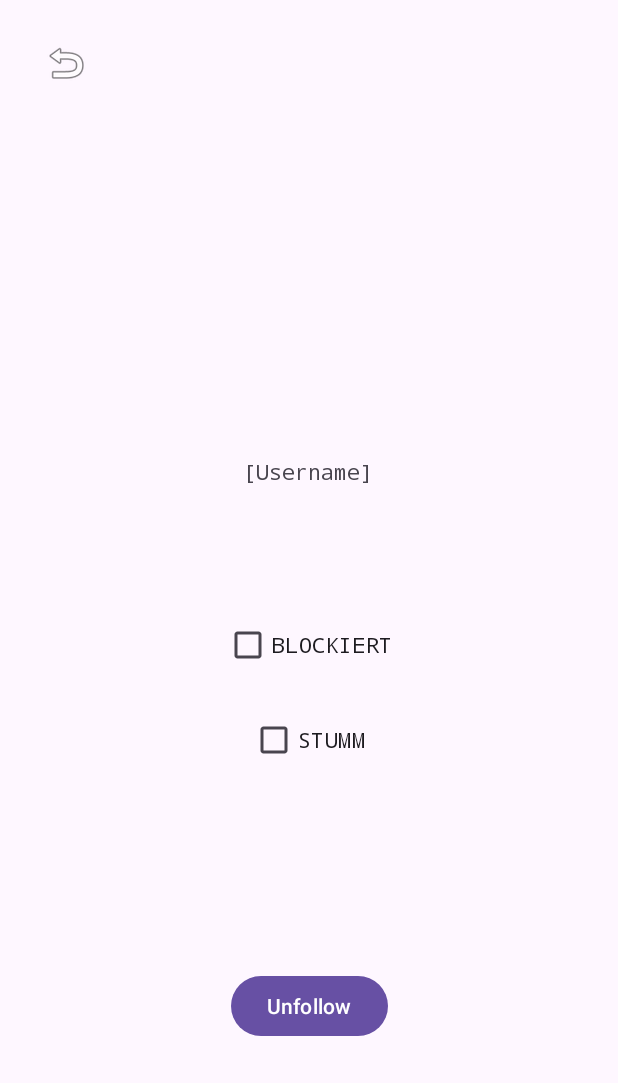
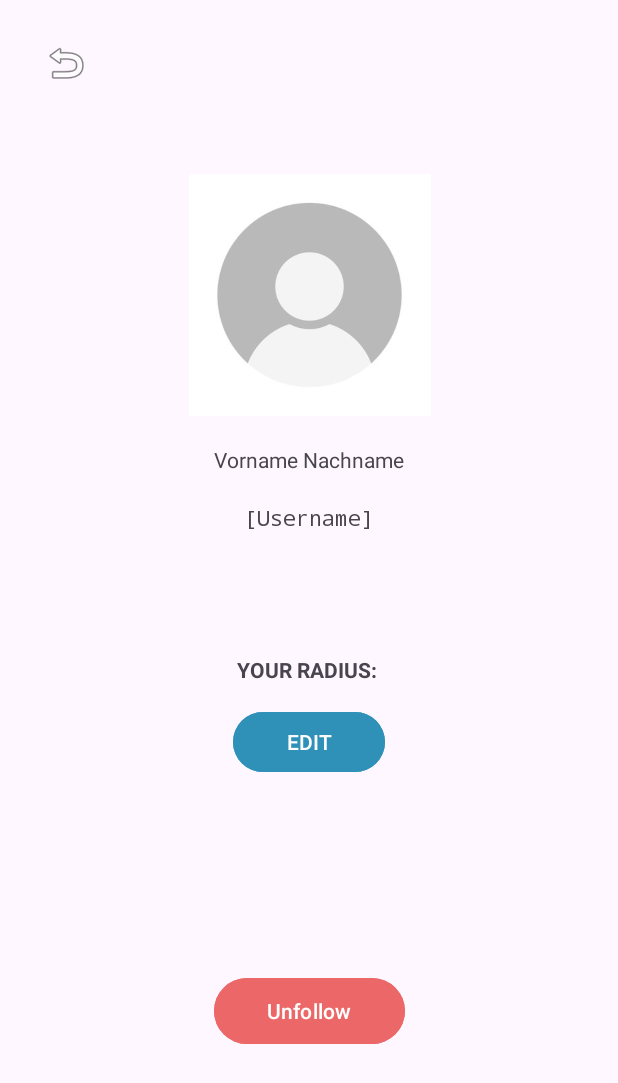
Before and after one commit to sarapaulana/MetagainBlumig, an Android app: the ContactProfile screen opened directly, with no data from a screen before it, on a phone screen of 412 x 824 dp. Shown: the top 1083 px of the screen. Run offline under Robolectric (Android 15) with nearby library versions, the phone set to English and light mode, and no system bars; 2 statements that could not run were skipped.

Commit message:
alles mögliche

```diff
--- a/app/src/main/AndroidManifest.xml
+++ b/app/src/main/AndroidManifest.xml
@@ -45,6 +45,9 @@
             android:name="com.metagain.frontend.view.SendFollowRequest"
             android:exported="false"/>
         <activity
+            android:name=".view.SendRadiusRequest"
+            android:exported="false"/>
+        <activity
             android:name="com.metagain.frontend.view.LogIn"
             android:exported="true">
             <intent-filter>
--- a/app/src/main/java/com/metagain/frontend/controll/FriendsController.java
+++ b/app/src/main/java/com/metagain/frontend/controll/FriendsController.java
@@ -15,6 +15,7 @@ public interface FriendsController {
      * @return Liste aller Friends
      */
     public List<Friends> getFriends() throws NetworkErrorException;
+
 
     public List<Friends> getFriendsInRadius() throws NetworkErrorException;
 
--- a/app/src/main/java/com/metagain/frontend/model/Request.java
+++ b/app/src/main/java/com/metagain/frontend/model/Request.java
@@ -37,4 +37,8 @@ public class Request {
     public int getRadius() {
         return radius;
     }
+
+    public void setRadius(int radius) {
+        this.radius = radius;
+    }
 }
--- a/app/src/main/java/com/metagain/frontend/network/controller/FriendsNetworkControllerImpl.java
+++ b/app/src/main/java/com/metagain/frontend/network/controller/FriendsNetworkControllerImpl.java
@@ -21,7 +21,7 @@ public class FriendsNetworkControllerImpl implements FriendsNetworkController, R
 
     private Call<?> call;
 
-    private Response<?> response;
+    private Response response;
 
     private FriendsNetworkService friendsNetworkService = NetworkConstants.createFriendsNetworkService();
 
@@ -67,12 +67,14 @@ public class FriendsNetworkControllerImpl implements FriendsNetworkController, R
             connected = 0;
             throw new NetworkErrorException();
         }
+
     }
 
     @Override
     public void run() {
         try {
             response = call.execute();
+
             call = null;
             System.out.println(response.code());
         } catch (IOException e) {
--- a/app/src/main/java/com/metagain/frontend/network/controller/ProfileNetworkControllerImpl.java
+++ b/app/src/main/java/com/metagain/frontend/network/controller/ProfileNetworkControllerImpl.java
@@ -78,6 +78,8 @@ public class ProfileNetworkControllerImpl implements Runnable {
             System.out.println(response.code());
         } catch (IOException e) {
             connected = -1;
+        } catch (Throwable t) {
+
         }
         synchronized (this) {
             this.notify();
--- a/app/src/main/java/com/metagain/frontend/view/ContactProfile.java
+++ b/app/src/main/java/com/metagain/frontend/view/ContactProfile.java
@@ -8,6 +8,7 @@ import android.os.Bundle;
 import android.view.View;
 import android.widget.Button;
 import android.widget.ImageButton;
+import android.widget.TextView;
 import android.widget.Toast;
 import android.widget.ToggleButton;
 
@@ -28,6 +29,12 @@ public class ContactProfile extends AppCompatActivity {
 
     Button unfollowButton;
 
+    Button editRadius;
+
+    TextView friendsFullName;
+
+    TextView friendsUsername;
+
     RequestController requestController = new RequestControllerImpl();
 
     FriendsController friendsController = new FriendsControllerImpl();
@@ -41,8 +48,13 @@ public class ContactProfile extends AppCompatActivity {
         Intent intent = getIntent();
         Friends friends = (Friends) intent.getSerializableExtra("friends");
 
+        friendsFullName = findViewById(R.id.textViewFriendsFullName);
+        friendsFullName.setText(friends.getFriendsProfile().getFirstName() + " " + friends.getFriendsProfile().getLastName());
+
+        friendsUsername = findViewById(R.id.textViewFriendsUsernameContact);
+        friendsUsername.setText(friends.getFriendsProfile().getUsername());
+
         unfollowButton = findViewById(R.id.buttonUnfollow);
-
         unfollowButton.setOnClickListener(new View.OnClickListener() {
             @Override
             public void onClick(View v) {
@@ -56,13 +68,20 @@ public class ContactProfile extends AppCompatActivity {
         });
 
 
-
         contactBack = findViewById(R.id.imageContactBack);
-
         contactBack.setOnClickListener(new View.OnClickListener() {
             @Override
             public void onClick(View v) {
                 backToHome();
+            }
+        });
+
+        editRadius = findViewById(R.id.buttonEditRadius);
+
+        editRadius.setOnClickListener(new View.OnClickListener() {
+            @Override
+            public void onClick(View v) {
+                openRadiusRequest(friends);
             }
         });
     }
@@ -71,4 +90,13 @@ public class ContactProfile extends AppCompatActivity {
         Intent intent = new Intent(this, Homepage.class);
         startActivity(intent);
     }
+
+    public void openRadiusRequest(Friends friends) {
+        Intent intent = new Intent(this, SendRadiusRequest.class);
+
+        intent.putExtra("friends", friends);
+
+        startActivity(intent);
+
+    }
 }
--- a/app/src/main/res/layout/activity_contact_profile.xml
+++ b/app/src/main/res/layout/activity_contact_profile.xml
@@ -1,11 +1,12 @@
 <?xml version="1.0" encoding="utf-8"?>
 <androidx.constraintlayout.widget.ConstraintLayout xmlns:android="http://schemas.android.com/apk/res/android"
-    android:id="@+id/contactProfileLayout"
     xmlns:app="http://schemas.android.com/apk/res-auto"
     xmlns:tools="http://schemas.android.com/tools"
+    android:id="@+id/contactProfileLayout"
     android:layout_width="match_parent"
     android:layout_height="match_parent"
-    tools:context="com.metagain.frontend.view.ContactProfile">
+    tools:context="com.metagain.frontend.view.ContactProfile"
+    tools:visibility="visible">
 
     <ImageButton
         android:id="@+id/imageContactBack"
@@ -14,7 +15,7 @@
         android:layout_marginTop="16dp"
         android:backgroundTint="#00FFFFFF"
         android:contentDescription="zurück"
-        app:layout_constraintBottom_toTopOf="@+id/imageView3"
+        app:layout_constraintBottom_toTopOf="@+id/imageViewProfilePicContact"
         app:layout_constraintEnd_toEndOf="parent"
         app:layout_constraintHorizontal_bias="0.045"
         app:layout_constraintStart_toStartOf="parent"
@@ -23,63 +24,73 @@
         app:srcCompat="@android:drawable/ic_menu_revert" />
 
     <ImageView
-        android:id="@+id/imageView3"
+        android:id="@+id/imageViewProfilePicContact"
         android:layout_width="171dp"
         android:layout_height="161dp"
         app:layout_constraintBottom_toBottomOf="parent"
         app:layout_constraintEnd_toEndOf="parent"
         app:layout_constraintStart_toStartOf="parent"
         app:layout_constraintTop_toTopOf="parent"
-        app:layout_constraintVertical_bias="0.18"
-        tools:srcCompat="@tools:sample/avatars" />
-
-    <CheckBox
-        android:id="@+id/checkBox"
-        android:layout_width="wrap_content"
-        android:layout_height="wrap_content"
-        android:fontFamily="monospace"
-        android:text="BLOCKIERT"
-        app:layout_constraintBottom_toBottomOf="parent"
-        app:layout_constraintEnd_toEndOf="parent"
-        app:layout_constraintHorizontal_bias="0.498"
-        app:layout_constraintStart_toStartOf="parent"
-        app:layout_constraintTop_toBottomOf="@+id/imageView3"
-        app:layout_constraintVertical_bias="0.253" />
-
-    <CheckBox
-        android:id="@+id/checkBox2"
-        android:layout_width="wrap_content"
-        android:layout_height="wrap_content"
-        android:fontFamily="monospace"
-        android:text="STUMM"
-        app:layout_constraintBottom_toBottomOf="parent"
-        app:layout_constraintEnd_toEndOf="parent"
-        app:layout_constraintHorizontal_bias="0.498"
-        app:layout_constraintStart_toStartOf="parent"
-        app:layout_constraintTop_toBottomOf="@+id/checkBox"
-        app:layout_constraintVertical_bias="0.048" />
+        app:layout_constraintVertical_bias="0.175"
+        android:src="@drawable/_60_f_346839683_6napzbhpskipb8pmawufkc7c5ed7wyws" />
 
     <TextView
-        android:id="@+id/textView11"
+        android:id="@+id/textViewFriendsUsernameContact"
         android:layout_width="wrap_content"
         android:layout_height="wrap_content"
         android:fontFamily="monospace"
         android:text="[Username]"
         app:layout_constraintBottom_toBottomOf="parent"
         app:layout_constraintEnd_toEndOf="parent"
-        app:layout_constraintHorizontal_bias="0.498"
         app:layout_constraintStart_toStartOf="parent"
-        app:layout_constraintTop_toBottomOf="@+id/imageView3"
-        app:layout_constraintVertical_bias="0.046" />
+        app:layout_constraintTop_toBottomOf="@+id/imageViewProfilePicContact"
+        app:layout_constraintVertical_bias="0.11" />
 
     <Button
         android:id="@+id/buttonUnfollow"
-        android:layout_width="wrap_content"
-        android:layout_height="wrap_content"
+        android:layout_width="127dp"
+        android:layout_height="52dp"
+        android:layout_marginBottom="124dp"
+        android:backgroundTint="#EC6767"
         android:text="Unfollow"
         app:layout_constraintBottom_toBottomOf="parent"
         app:layout_constraintEnd_toEndOf="parent"
+        app:layout_constraintStart_toStartOf="parent" />
+
+    <TextView
+        android:id="@+id/textViewFriendsRadius"
+        android:layout_width="127dp"
+        android:layout_height="18dp"
+        android:layout_marginTop="40dp"
+        android:text="YOUR RADIUS: "
+        android:textAlignment="center"
+        android:textStyle="bold"
+        app:layout_constraintBottom_toTopOf="@+id/buttonUnfollow"
+        app:layout_constraintEnd_toEndOf="parent"
         app:layout_constraintStart_toStartOf="parent"
-        app:layout_constraintTop_toBottomOf="@+id/checkBox2" />
+        app:layout_constraintTop_toBottomOf="@+id/textViewFriendsUsernameContact"
+        app:layout_constraintVertical_bias="0.178" />
+
+    <Button
+        android:id="@+id/buttonEditRadius"
+        android:layout_width="101dp"
+        android:layout_height="48dp"
+        android:backgroundTint="#2F91B8"
+        android:text="EDIT"
+        app:layout_constraintBottom_toTopOf="@+id/buttonUnfollow"
+        app:layout_constraintEnd_toEndOf="parent"
+        app:layout_constraintStart_toStartOf="parent"
+        app:layout_constraintTop_toBottomOf="@+id/textViewFriendsRadius"
+        app:layout_constraintVertical_bias="0.112" />
+
+    <TextView
+        android:id="@+id/textViewFriendsFullName"
+        android:layout_width="wrap_content"
+        android:layout_height="wrap_content"
+        android:text="Vorname Nachname"
+        app:layout_constraintBottom_toTopOf="@+id/textViewFriendsUsernameContact"
+        app:layout_constraintEnd_toEndOf="parent"
+        app:layout_constraintStart_toStartOf="parent"
+        app:layout_constraintTop_toBottomOf="@+id/imageViewProfilePicContact" />
 
 </androidx.constraintlayout.widget.ConstraintLayout>
```
Also changed, not shown: app/src/main/java/com/metagain/frontend/network/NetworkConstants.java (+11 -2 lines), app/src/main/java/com/metagain/frontend/network/controller/LocationNetworkController.java (+5 -3 lines), app/src/main/java/com/metagain/frontend/services/LocationService.java (+7 -3 lines), app/src/main/java/com/metagain/frontend/view/Homepage.java (+8 -0 lines), app/src/main/java/com/metagain/frontend/view/SendRadiusRequest.java (added, +75 -0 lines), app/src/main/res/layout/activity_send_radius_request.xml (added, +63 -0 lines), app/src/main/res/drawable/_60_f_346839683_6napzbhpskipb8pmawufkc7c5ed7wyws.jpg (added).
